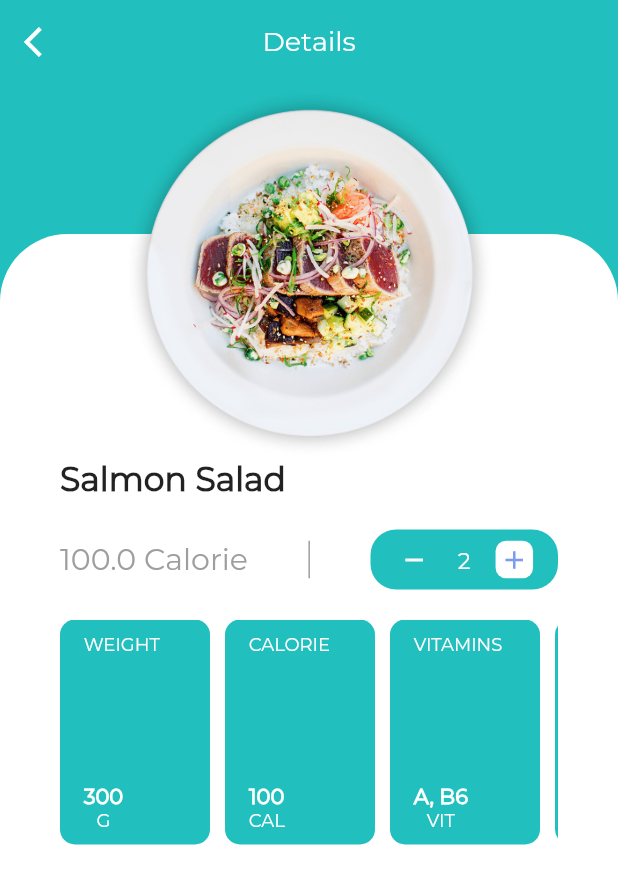
After one commit to AyazRahman/YouCan, a Flutter app: the screen it shows after launch, after a tap on "Salmon Salad", on a phone screen of 412 x 824 dp. The commit adds this screen. Shown: the top 884 px of the screen. Run offline on Flutter 3.47's test engine with Material 2 defaults, Android fonts, the phone set to English and light mode, and no system bars.

Commit message:
Detail Page Completed

```diff
--- /dev/null
+++ b/lib/pages/detail_page.dart
@@ -0,0 +1,175 @@
+import 'package:flutter/material.dart';
+import 'package:you_can/model/food.dart';
+import 'package:you_can/widgets/info_card.dart';
+
+class DetailPage extends StatefulWidget {
+  final Food item;
+
+  DetailPage(this.item);
+
+  @override
+  _DetailPageState createState() => _DetailPageState();
+}
+
+class _DetailPageState extends State<DetailPage> {
+  @override
+  Widget build(BuildContext context) {
+    return Scaffold(
+        backgroundColor: Color(0xFF21BFBD),
+        appBar: AppBar(
+          leading: IconButton(
+            onPressed: () {
+              Navigator.of(context).pop();
+            },
+            icon: Icon(Icons.arrow_back_ios),
+            color: Colors.white,
+          ),
+          backgroundColor: Colors.transparent,
+          elevation: 0.0,
+          title: Text('Details',
+              style: TextStyle(
+                  fontFamily: 'Montserrat',
+                  fontSize: 18.0,
+                  color: Colors.white)),
+          centerTitle: true,
+        ),
+        body: Stack(
+          children: <Widget>[
+            Column(
+              children: <Widget>[
+                SizedBox(height: 100),
+                Expanded(
+                  child: Container(
+                    decoration: BoxDecoration(
+                        color: Colors.white,
+                        borderRadius: BorderRadius.only(
+                          topLeft: Radius.circular(45.0),
+                          topRight: Radius.circular(45.0),
+                        )),
+                  ),
+                )
+              ],
+            ),
+            Padding(
+              padding: EdgeInsets.symmetric(horizontal: 40.0),
+              child: ListView(
+                children: <Widget>[
+                  Hero(
+                    tag: widget.item.image,
+                    child: Image(
+                      image: AssetImage(widget.item.image),
+                      height: 250,
+                      width: 250,
+                    ),
+                  ),
+                  Text(
+                    widget.item.name,
+                    style: TextStyle(
+                        fontFamily: 'Montserrat',
+                        fontSize: 22.0,
+                        fontWeight: FontWeight.bold),
+                  ),
+                  SizedBox(
+                    height: 20,
+                  ),
+                  Row(
+                    mainAxisAlignment: MainAxisAlignment.spaceBetween,
+                    children: <Widget>[
+                      Text('${widget.item.calorie} Calorie',
+                          style: TextStyle(
+                              fontFamily: 'Montserrat',
+                              fontSize: 20.0,
+                              color: Colors.grey)),
+                      Container(
+                        height: 25,
+                        width: 1,
+                        color: Colors.grey,
+                      ),
+                      Container(
+                        width: 125,
+                        height: 40,
+                        decoration: BoxDecoration(
+                          borderRadius: BorderRadius.circular(17.0),
+                          color: Color(0xFF21BFBD),
+                        ),
+                        child: Row(
+                          mainAxisAlignment: MainAxisAlignment.spaceEvenly,
+                          children: <Widget>[
+                            InkWell(
+                              onTap: () {},
+                              child: Container(
+                                height: 25.0,
+                                width: 25.0,
+                                decoration: BoxDecoration(
+                                  borderRadius: BorderRadius.circular(7.0),
+                                ),
+                                child: Center(
+                                  child: Icon(
+                                    Icons.remove,
+                                    color: Colors.white,
+                                    size: 20.0,
+                                  ),
+                                ),
+                              ),
+                            ),
+                            Text('2',
+                                style: TextStyle(
+                                    color: Colors.white,
+                                    fontFamily: 'Montserrat',
+                                    fontSize: 15.0)),
+                            InkWell(
+                              onTap: () {},
+                              child: Container(
+                                height: 25.0,
+                                width: 25.0,
+                                decoration: BoxDecoration(
+                                    borderRadius: BorderRadius.circular(7.0),
+                                    color: Colors.white),
+                                child: Center(
+                                  child: Icon(
+                                    Icons.add,
+                                    color: Color(0xFF7A9BEE),
+                                    size: 20.0,
+                                  ),
+                                ),
+                              ),
+                            )
+                          ],
+                        ),
+                      )
+                    ],
+                  ),
+                  SizedBox(
+                    height: 20,
+                  ),
+                  Container(
+                    height: 150,
+                    child: ListView(
+                      scrollDirection: Axis.horizontal,
+                      children: <Widget>[
+                        InfoCard(title: 'WEIGHT', info: '300', unit: 'G'),
+                        SizedBox(
+                          width: 10,
+                        ),
+                        InfoCard(title: 'CALORIE', info: '100', unit: 'CAL'),
+                        SizedBox(
+                          width: 10,
+                        ),
+                        InfoCard(title: 'VITAMINS', info: 'A, B6', unit: 'VIT'),
+                        SizedBox(
+                          width: 10,
+                        ),
+                        InfoCard(title: 'Weight', info: '300', unit: 'G'),
+                        SizedBox(
+                          width: 10,
+                        ),
+                      ],
+                    ),
+                  )
+                ],
+              ),
+            )
+          ],
+        ));
+  }
+}
--- a/lib/pages/home_page.dart
+++ b/lib/pages/home_page.dart
@@ -49,7 +49,7 @@ class _MyHomePageState extends State<MyHomePage> {
                       BorderRadius.only(topLeft: Radius.circular(75.0)),
                 ),
                 child: Padding(
-                  padding: EdgeInsets.only(top: 40.0, left: 40.0),
+                  padding: EdgeInsets.only(top: 40.0, left: 40.0, right: 40),
                   child: ListView(
                     children: Data.foodList
                         .map((item) => foodItem(item, context))
--- a/lib/widgets/food_item.dart
+++ b/lib/widgets/food_item.dart
@@ -1,5 +1,6 @@
 import 'package:flutter/material.dart';
 import 'package:you_can/model/food.dart';
+import 'package:you_can/pages/detail_page.dart';
 
 const titleStyle = TextStyle(
     fontFamily: 'Montserrat', fontSize: 17.0, fontWeight: FontWeight.bold);
@@ -10,8 +11,8 @@ const subtitleStyle =
 Widget foodItem(Food item, BuildContext context) {
   return InkWell(
     onTap: () {
-      //TODO: Add Detail Page Link when completed
-      Navigator.of(context).push(MaterialPageRoute(builder: (context) => null));
+      Navigator.of(context)
+          .push(MaterialPageRoute(builder: (context) => DetailPage(item)));
     },
     child: Row(
       mainAxisAlignment: MainAxisAlignment.spaceBetween,
--- /dev/null
+++ b/lib/widgets/info_card.dart
@@ -0,0 +1,55 @@
+import 'package:flutter/material.dart';
+
+Widget InfoCard({String title, String info, String unit}) {
+  return InkWell(
+    onTap: () {},
+    child: Container(
+      decoration: BoxDecoration(
+        borderRadius: BorderRadius.circular(10.0),
+        color: Color(0xFF21BFBD),
+        border: Border.all(
+            color: Colors.transparent, style: BorderStyle.solid, width: 0.75),
+      ),
+      height: 100,
+      width: 100,
+      child: Column(
+        crossAxisAlignment: CrossAxisAlignment.start,
+        mainAxisAlignment: MainAxisAlignment.spaceBetween,
+        children: <Widget>[
+          Padding(
+            padding: const EdgeInsets.only(top: 8.0, left: 15.0),
+            child: Text(title,
+                style: TextStyle(
+                  fontFamily: 'Montserrat',
+                  fontSize: 12.0,
+                  color: Colors.white,
+                )),
+          ),
+          Padding(
+            padding: EdgeInsets.only(left: 15, bottom: 8),
+            child: Column(
+              children: <Widget>[
+                Text(
+                  info,
+                  style: TextStyle(
+                      fontFamily: 'Montserrat',
+                      fontSize: 14.0,
+                      color: Colors.white,
+                      fontWeight: FontWeight.bold),
+                ),
+                Text(
+                  unit,
+                  style: TextStyle(
+                    fontFamily: 'Montserrat',
+                    fontSize: 12.0,
+                    color: Colors.white,
+                  ),
+                ),
+              ],
+            ),
+          )
+        ],
+      ),
+    ),
+  );
+}
```
Also changed, not shown: 1 other file.
